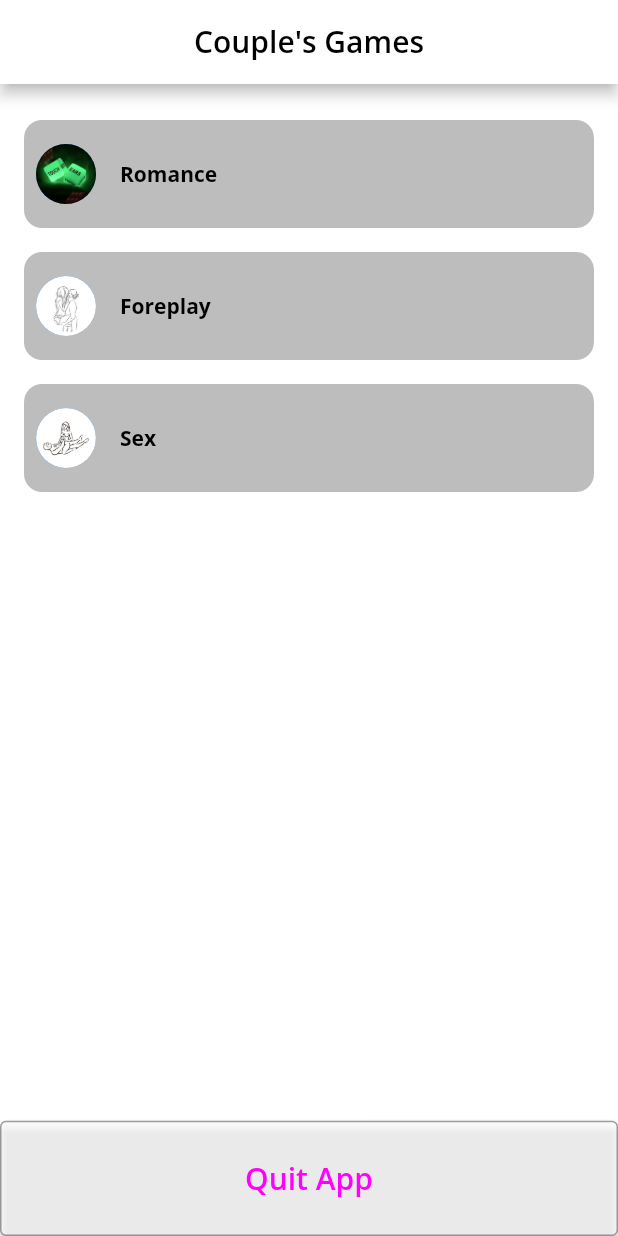
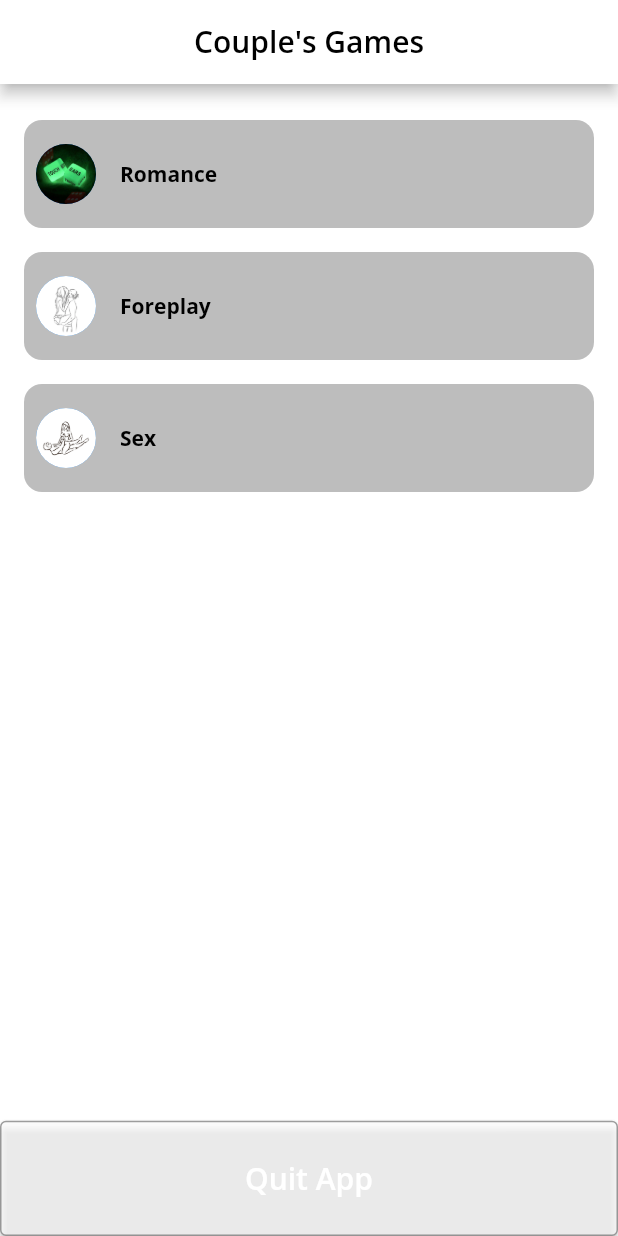
Before and after one commit to OlaiyaO/dicey_games, a Flutter app: the screen it shows after launch, on a phone screen of 412 x 824 dp. Run offline on Flutter 3.47's test engine with Material 2 defaults, Android fonts, the phone set to English and light mode, and no system bars; our stand-ins replace google_fonts.

Commit message:
changed a color

```diff
--- a/lib/components/dicey_theme.dart
+++ b/lib/components/dicey_theme.dart
@@ -27,7 +27,7 @@ class DiceyTheme {
     titleLarge: GoogleFonts.openSans(
       fontSize: 20.0,
       fontWeight: FontWeight.w600,
-      color: const Color(0xffff00ff),
+      color: const Color(0xffffffff),
     ),
   );
 
```
